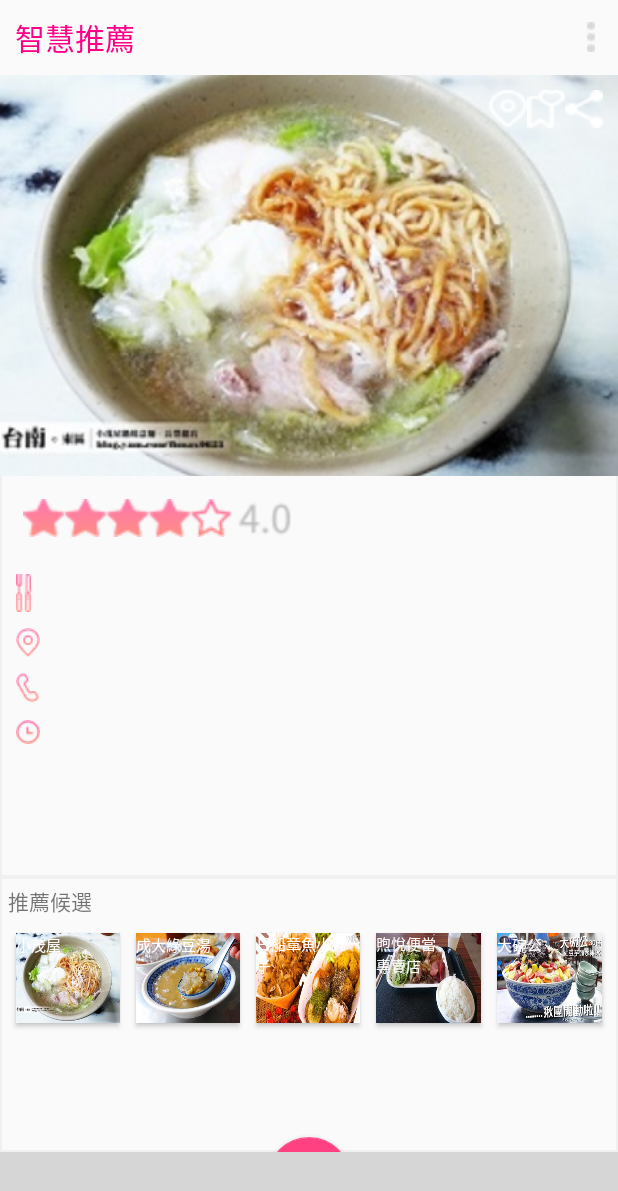
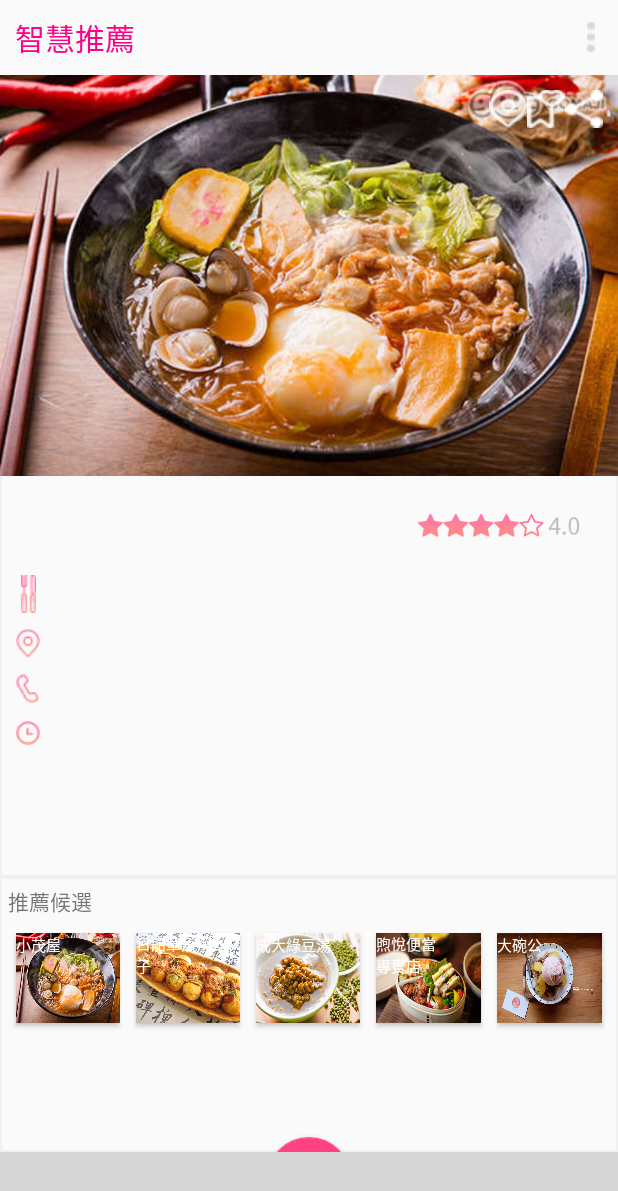
Before and after one commit to s14785236952/ARFOOD, an Android app: the fragment RecommendFragment placed in its activity, after a tap on "小茂屋", on a phone screen of 412 x 824 dp. Shown: the top 1191 px of the screen. Run offline under Robolectric (Android 15) with nearby library versions, the phone set to English and light mode, and no system bars; libraries missing offline, so code that uses them is left out: com.github.clans.fab, com.roughike.bottombar; plain views replace BottomBar, FloatingActionButton; 10 statements that could not run were skipped; grey boxes are pictures that could not be loaded.

Commit message:
update recommend UI

```diff
--- a/app/src/main/java/com/example/peter/arfood/fragment/RecommendFragment.java
+++ b/app/src/main/java/com/example/peter/arfood/fragment/RecommendFragment.java
@@ -75,19 +75,18 @@ public class RecommendFragment extends Fragment {
 
 
                 }
+                setViewInfo(R.drawable.noodle,  R.drawable.star2, 0);
             }
+
         };
         restClient.setCallback(callback);
-
-        setViewInfo(R.drawable.noodle,  R.drawable.star1, 0);
-
         return v;
     }
 
     private View.OnClickListener No1btnOnClick = new View.OnClickListener() {
         @Override
         public void onClick(View v) {
-            setViewInfo(R.drawable.noodle,  R.drawable.star1, 0);
+            setViewInfo(R.drawable.noodle,  R.drawable.star2, 0);
         }
     };
     private View.OnClickListener No2btnOnClick = new View.OnClickListener() {
@@ -108,11 +107,10 @@ public class RecommendFragment extends Fragment {
             setViewInfo(R.drawable.foodbox,  R.drawable.star4, 3);
         }
     };
-
     private View.OnClickListener No5btnOnClick = new View.OnClickListener() {
         @Override
         public void onClick(View v) {
-            setViewInfo(R.drawable.ice,  R.drawable.star5, 4);
+            setViewInfo(R.drawable.ice,  R.drawable.star4, 4);
         }
     };
 
@@ -132,7 +130,6 @@ public class RecommendFragment extends Fragment {
         TextView open = (TextView) v.findViewById(R.id.opening_hours);
         open.setText(""+recommendResults_opening_hours.get(index));
     }
-
     @Override
     public void onResume() {
         super.onResume();
--- a/app/src/main/res/layout/fragment_recommend.xml
+++ b/app/src/main/res/layout/fragment_recommend.xml
@@ -85,7 +85,7 @@
                 android:orientation="vertical"
                 android:layout_weight="1">
 
-                <LinearLayout
+                <FrameLayout
                     android:layout_width="match_parent"
                     android:layout_height="wrap_content"
                     android:orientation="horizontal"
@@ -102,12 +102,13 @@
                     <ImageView
                         android:id="@+id/stars"
                         android:layout_width="wrap_content"
-                        android:layout_height="25dp"
+                        android:layout_height="15dp"
                         android:layout_gravity="right"
+                        android:layout_margin="10dp"
                         android:scaleType="centerCrop"
                         android:adjustViewBounds="true"/>
 
-                </LinearLayout>
+                </FrameLayout>
 
                 <LinearLayout
                     android:layout_width="wrap_content"
@@ -118,6 +119,7 @@
                     <ImageView
                         android:layout_width="wrap_content"
                         android:layout_height="wrap_content"
+                        android:layout_marginLeft="3dp"
                         android:layout_gravity="center"
                         android:scaleType="centerCrop"
                         android:background="@drawable/ic_type"/>
@@ -244,8 +246,8 @@
                     android:layout_gravity="center"
                     android:layout_margin="5dp"
                     android:layout_weight="1"
-                    android:background="@drawable/green"
-                    android:text="成大綠豆湯"
+                    android:background="@drawable/octopus"
+                    android:text="日船章魚小丸子"
                     android:textSize="10dp"
                     android:gravity="top"
                     android:textColor="#FFFF"/>
@@ -257,8 +259,8 @@
                     android:layout_gravity="center"
                     android:layout_margin="5dp"
                     android:layout_weight="1"
-                    android:background="@drawable/octopus"
-                    android:text="日船章魚小丸子"
+                    android:background="@drawable/green"
+                    android:text="成大綠豆湯"
                     android:textSize="10dp"
                     android:gravity="top"
                     android:textColor="#FFFF"/>
```
Also changed, not shown: app/src/main/res/drawable/foodbox.jpg, app/src/main/res/drawable/green.jpg, app/src/main/res/drawable/ice.jpg, app/src/main/res/drawable/noodle.jpg, app/src/main/res/drawable/octopus.jpg.
